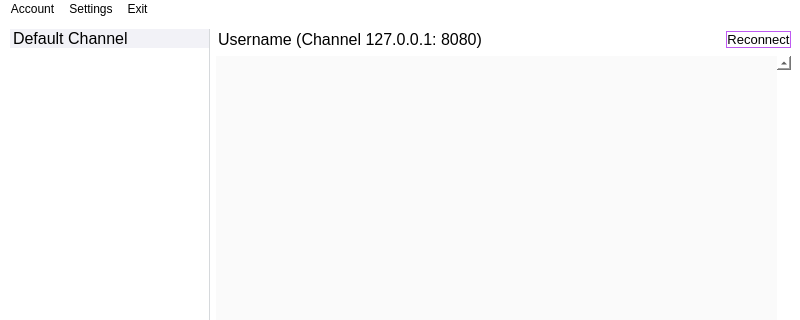
Old version of the form qt/main_window.ui in the repository Devanand-Sharma/network_project; both pictures show x 0 to 800 and y 0 to 320 of the 800 by 600 pixel window.
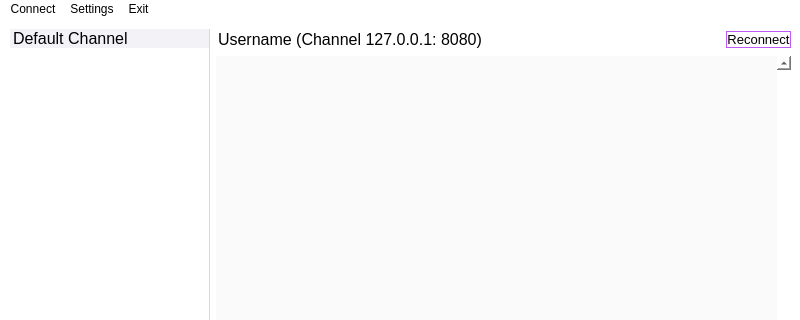
New version of the form.

Commit message: Concat main windows and connection window

What changed in the file:
```diff
--- a/qt/main_window.ui
+++ b/qt/main_window.ui
@@ -22,6 +22,9 @@
   <property name="styleSheet">
    <string notr="true">background: #fff;</string>
   </property>
+  <property name="documentMode">
+   <bool>false</bool>
+  </property>
   <widget class="QWidget" name="centralwidget">
    <widget class="QWidget" name="horizontalLayoutWidget">
     <property name="geometry">
@@ -246,12 +249,12 @@
      <height>22</height>
     </rect>
    </property>
-   <widget class="QMenu" name="menuFile">
+   <widget class="QMenu" name="menuConnect">
     <property name="styleSheet">
      <string notr="true"/>
     </property>
     <property name="title">
-     <string>Account</string>
+     <string>Connect</string>
     </property>
     <addaction name="actionLogin"/>
     <addaction name="actionLogout"/>
@@ -267,7 +270,7 @@
      <string>Exit</string>
     </property>
    </widget>
-   <addaction name="menuFile"/>
+   <addaction name="menuConnect"/>
    <addaction name="menuSettings"/>
    <addaction name="menuExit"/>
   </widget>
```
Left out of the diff: 22 changed lines with no effect on the pictures. The commit also changes 1 other file.
